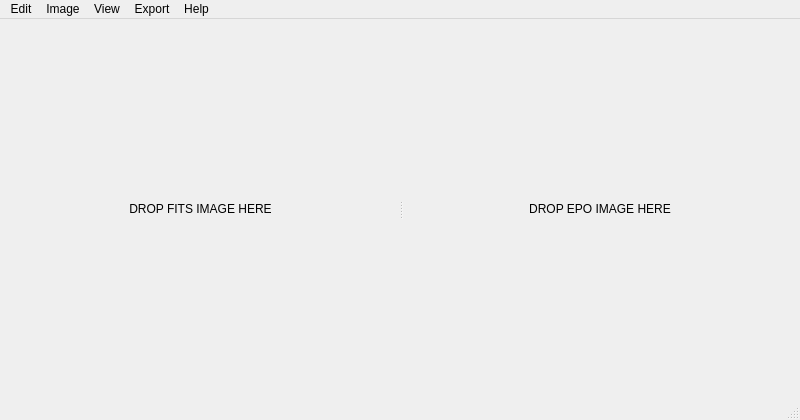
Old version of the form gui/PinpointWCS.ui in the repository WorldWideTelescope/pinpoint-wcs2.
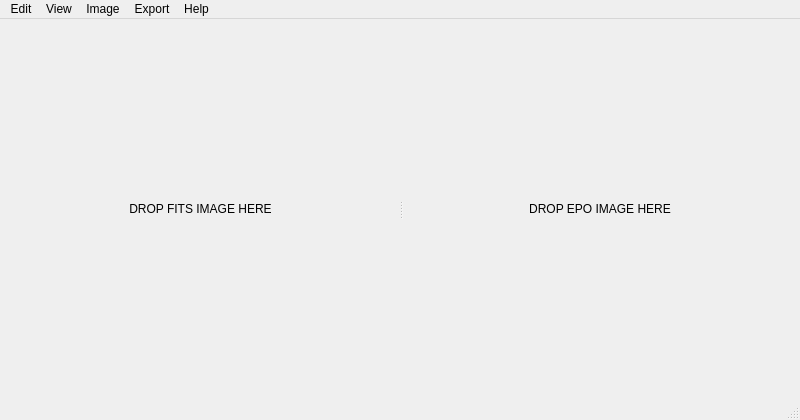
New version of the form. Custom widgets are drawn as their Qt base class.

Commit message: Fixed a memory leak related to scaling and stretching the FITS image.

What changed in the file:
```diff
--- a/gui/PinpointWCS.ui
+++ b/gui/PinpointWCS.ui
@@ -191,8 +191,8 @@
     <addaction name="actionAbout_PinpointWCS"/>
    </widget>
    <addaction name="menuEdit"/>
-   <addaction name="menuImage"/>
    <addaction name="menuView"/>
+   <addaction name="menuImage"/>
    <addaction name="menuExport"/>
    <addaction name="menuHelp"/>
   </widget>
```
Left out of the diff: 21 changed lines with no effect on the pictures. The commit also changes 8 other files.
